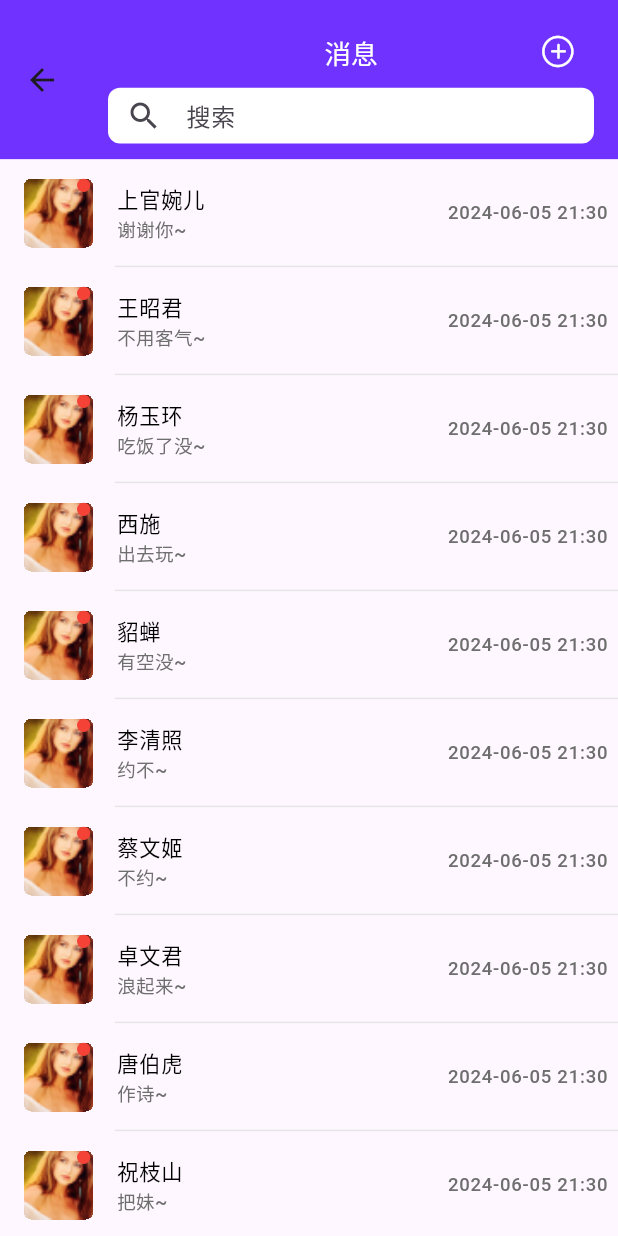
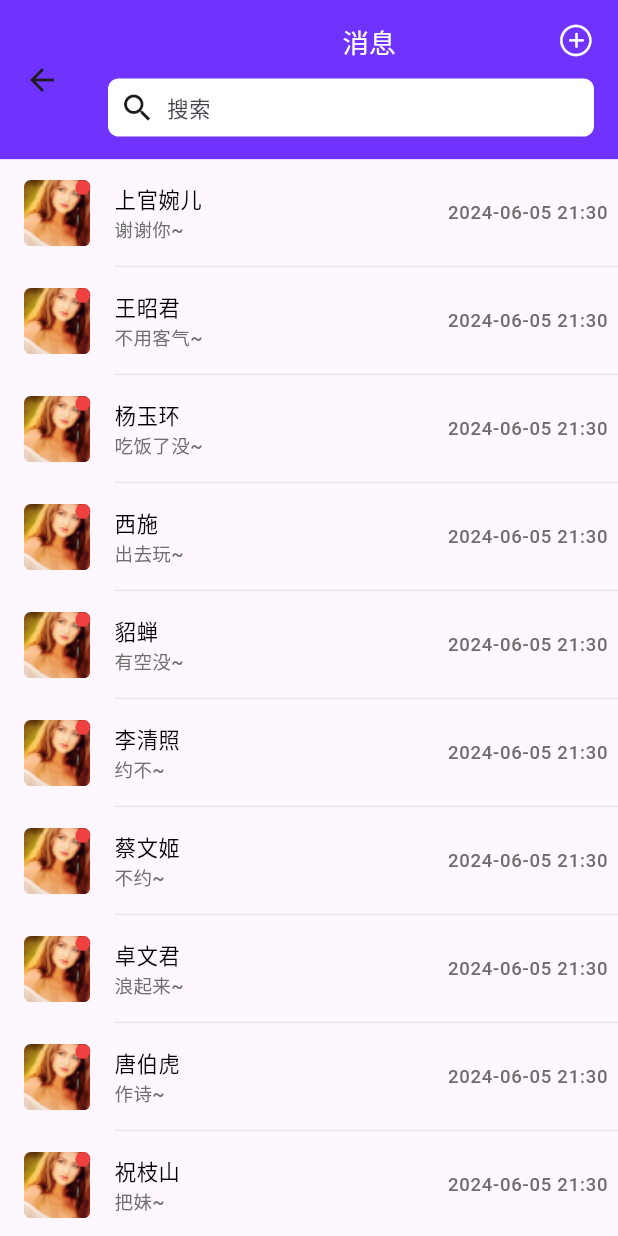
Before and after one commit to Leo0001643/rescue_station, a Flutter app: the MessagePage screen opened by its route, on a phone screen of 412 x 824 dp. Run offline on Flutter 3.47's test engine with Material 3 defaults, Android fonts, the phone set to English and light mode, and no system bars; drawn by our look-alikes of easy_refresh, flutter_slidable, getwidget; our stand-ins replace dio, flutter_easyloading, flutter_screenutil, flutter_swiper_view, gap, get and 1 more; missing offline and left inert: common_utils; network calls fail.

Commit message:
处理消息列表和通讯录页面UI 新增chat ui

```diff
--- a/lib/app/modules/message_module/message_page.dart
+++ b/lib/app/modules/message_module/message_page.dart
@@ -1,7 +1,11 @@
 import 'package:flutter/material.dart';
+import 'package:flutter_screenutil/flutter_screenutil.dart';
 import 'package:flutter_slidable/flutter_slidable.dart';
 import 'package:easy_refresh/easy_refresh.dart';
 import 'package:gap/gap.dart';
+import 'package:getwidget/getwidget.dart';
+import 'package:rescue_station/app/utils/dialog_utils.dart';
+import 'package:rescue_station/app/utils/widget_utils.dart';
 import '../../routes/app_pages.dart';
 import '../../theme/app_text_theme.dart';
 import '../../theme/app_colors_theme.dart';
@@ -16,7 +20,12 @@ class MessagePage extends GetView<MessageController> {
   @override
   Widget build(BuildContext context) {
     return Scaffold(
-        appBar: _appBar(context),
+        appBar: WidgetUtils.buildSearchAppBar(context,"消息",
+          InkWell(
+            onTap: ()=> showPopWindow(context),
+            child: const Icon(IconFont.ADD,color: Colors.white),
+          ),
+        ),
         body: EasyRefresh.builder(
           header: const MaterialHeader(
             clamping: true,
@@ -40,83 +49,6 @@ class MessagePage extends GetView<MessageController> {
     );
   }
 
-  PreferredSizeWidget _appBar(BuildContext context){
-    return AppBar(
-        toolbarHeight: AppLayout.heigth(120),
-        backgroundColor: const Color.fromRGBO(112, 50, 255, 1),
-        title: SizedBox(
-          child:Column(
-            children: [
-              Row(
-                  mainAxisAlignment: MainAxisAlignment.spaceBetween,
-                  children: [
-                    Expanded(child: Center(
-                        child: Padding(
-                            padding: EdgeInsets.only(left: AppLayout.width(50)),
-                            child: Text("消息", style: TextStyle(color: Colors.white, fontSize: AppLayout.fontSize(20),fontWeight: FontWeight.w500))
-                        ))),
-                    IconButton(
-                      onPressed: (){
-                        showMenu(
-                            context: context,
-                            color: AppStyles.lightGrey,
-                            position: RelativeRect.fromLTRB(AppLayout.width(600), AppLayout.heigth(108), 0, 0),
-                            items:<PopupMenuEntry> [
-                              PopupMenuItem(
-                                  child: Row(
-                                    mainAxisAlignment: MainAxisAlignment.spaceAround,
-                                    children: [
-                                      const Icon(IconFont.MESSAGE, color: Colors.white),
-                                      Gap(AppLayout.width(6)),
-                                      Text("发起群聊", style: AppTextTheme.headLineStyle0.copyWith(color: Colors.white))
-                                    ],
-                                ),
-                                onTap: ()=> Get.toNamed(Routes.CREATE_GROUP),
-                              ),
-                              const PopupMenuDivider(),
-                              PopupMenuItem(
-                                child: Row(
-                                  mainAxisAlignment: MainAxisAlignment.spaceAround,
-                                  children: [
-                                    const Icon(IconFont.ADD, color: Colors.white),
-                                    Gap(AppLayout.width(6)),
-                                    Text("添加朋友", style: AppTextTheme.headLineStyle0.copyWith(color: Colors.white))
-                                  ],
-                                ),
-                                onTap: ()=> Get.toNamed(Routes.ADD_FRIEND),
-                              ),
-                            ]
-                        );
-                      },
-                      icon: const Icon(IconFont.ADD,color: Colors.white)),
-                  ]
-              ),
-              ConstrainedBox(
-                constraints: BoxConstraints(
-                    maxHeight: AppLayout.heigth(42),
-                    maxWidth: double.infinity
-                ),
-                child: TextField(
-                  textAlign: TextAlign.start,
-                  // keyboardType: TextInputType.number,
-                  decoration: InputDecoration(
-                    contentPadding: EdgeInsets.all(AppLayout.heigth(0)),
-                    prefixIcon: const Icon(Icons.search,),
-                    hintText: '搜索',
-                    border: OutlineInputBorder(
-                      borderRadius: BorderRadius.circular(8.0),
-                      borderSide: BorderSide.none,
-                    ),
-                    filled: true,
-                    fillColor: Colors.white,
-                  ),
-                ),
-              )
-            ],
-          ),
-        )
-    );
-  }
 
   Widget _message(ScrollPhysics physics){
     return Column(
@@ -156,27 +88,21 @@ class MessagePage extends GetView<MessageController> {
                   ],
                 ),
                 child: ListTile(
-                  leading: Stack(
-                    children: [
-                      // CircleAvatar(
-                      //   backgroundImage: AssetImage(controller.messages[index].avatar),
-                      // ),
-                      Container(
-                        clipBehavior: Clip.hardEdge,
-                        width: AppLayout.width(48),height: AppLayout.width(48),
-                        decoration: BoxDecoration(borderRadius: BorderRadius.circular(AppLayout.width(5))),
-                        child: Image.asset(controller.messages[index].avatar, fit: BoxFit.cover),
+                  onTap: (){
+                    Get.toNamed(Routes.CHAT_BY_FRIEND);
+                  },
+                  leading: GFAvatar(
+                    backgroundImage: AssetImage(controller.messages[index].avatar,),
+                    shape: GFAvatarShape.standard,
+                    borderRadius: BorderRadius.circular(5.r),
+                    radius: 25.r,
+                    child: Align(
+                      alignment: Alignment.topRight,
+                      child: GFBadge(
+                        size: 20.r,
+                        shape: GFBadgeShape.circle,
                       ),
-                      Positioned(
-                        left: AppLayout.heigth(38),
-                        top: AppLayout.heigth(0),
-                        right: AppLayout.heigth(0),
-                        child: CircleAvatar(
-                          radius: AppLayout.heigth(5),
-                          backgroundColor: Colors.red,
-                        ),
-                      ),
-                    ],
+                    ),
                   ),
                   title: Text(controller.messages[index].name,style: AppTextTheme.headLineStyle1,),
                   subtitle: Text(controller.messages[index].preview, style: AppTextTheme.headLineStyle0,),
@@ -193,5 +119,40 @@ class MessagePage extends GetView<MessageController> {
     );
   }
 
-  void doNothing(BuildContext context) {}
+  void doNothing(BuildContext context) {
+
+  }
+
+  void showPopWindow(BuildContext context) {
+    DialogUtils.showPopMenu(context,
+        [
+          PopupMenuItem(
+            child: Row(
+              mainAxisAlignment: MainAxisAlignment.spaceAround,
+              children: [
+                const Icon(IconFont.MESSAGE, color: Colors.white),
+                Gap(AppLayout.width(6)),
+                Text("发起群聊", style: AppTextTheme.headLineStyle0.copyWith(color: Colors.white))
+              ],
+            ),
+            onTap: ()=> Get.toNamed(Routes.CREATE_GROUP),
+          ),
+          const PopupMenuDivider(),
+          PopupMenuItem(
+            child: Row(
+              mainAxisAlignment: MainAxisAlignment.spaceAround,
+              children: [
+                const Icon(IconFont.ADD, color: Colors.white),
+                Gap(AppLayout.width(6)),
+                Text("添加朋友", style: AppTextTheme.headLineStyle0.copyWith(color: Colors.white))
+              ],
+            ),
+            onTap: ()=> Get.toNamed(Routes.ADD_FRIEND),
+          ),
+        ]);
+  }
+
+
+
+
 }
--- a/lib/app/routes/app_pages.dart
+++ b/lib/app/routes/app_pages.dart
@@ -1,3 +1,4 @@
+
 import '../../app/modules/register_module/register_page.dart';
 import '../../app/modules/register_module/register_bindings.dart';
 import '../../app/modules/login_module/login_page.dart';
@@ -95,5 +96,10 @@ abstract class AppPages {
       page: () => RegisterPage(),
       binding: RegisterBinding(),
     ),
+    GetPage(
+      name: Routes.REGISTER,
+      page: () => RegisterPage(),
+      binding: RegisterBinding(),
+    ),
   ];
 }
--- a/lib/app/routes/app_routes.dart
+++ b/lib/app/routes/app_routes.dart
@@ -17,4 +17,10 @@ abstract class Routes {
   static const ADD_FRIEND = '/add_friend'; // AddFriend page
   static const LOGIN = '/login'; // login page
   static const REGISTER = '/register'; // register page
+  static const CHAT_BY_FRIEND = '/chat_by_friend'; // friend chat page
+  static const CHAT_BY_GROUP = '/chat_by_group'; // group chat page
+
+
+
+
 }
--- a/lib/app/theme/app_colors.dart
+++ b/lib/app/theme/app_colors.dart
@@ -4,3 +4,11 @@ import 'package:flutter/material.dart';
  * */
 
 final Color exampleColor = Colors.white;
+
+final color_333 = Color(0xff333333);
+
+final color_65d = Color(0xff65DA1E);
+
+final color_d2d = Color(0xffD2D2D2);
+
+final color_703 = Color(0xff7032ff);
--- /dev/null
+++ b/lib/app/utils/widget_utils.dart
@@ -0,0 +1,118 @@
+
+import 'package:common_utils/common_utils.dart';
+import 'package:flutter/material.dart';
+import 'package:flutter_screenutil/flutter_screenutil.dart';
+import 'package:gap/gap.dart';
+import 'package:rescue_station/app/theme/app_colors.dart';
+import 'package:rescue_station/app/theme/app_colors_theme.dart';
+import 'package:rescue_station/app/theme/app_text_theme.dart';
+import 'package:rescue_station/app/utils/AppLayout.dart';
+import 'package:rescue_station/app/utils/Icon.dart';
+
+class WidgetUtils {
+
+  static AppBar buildAppBar(String title) {
+    return AppBar(
+      title: Text(title,style: TextStyle(fontSize: 16.sp,color: color_333),),
+      centerTitle: true,
+    );
+  }
+
+
+  static AppBar buildSearchAppBar(BuildContext context,String title,Widget rightIcon){
+    return AppBar(
+      toolbarHeight: AppLayout.heigth(120),
+      backgroundColor: color_703,
+      title: Column(
+        children: [
+          Row(
+              mainAxisAlignment: MainAxisAlignment.spaceBetween,
+              children: [
+                Expanded(child: Center(
+                    child: Padding(
+                        padding: EdgeInsets.only(left: AppLayout.width(50)),
+                        child: Text(title, style: TextStyle(color: Colors.white, fontSize: AppLayout.fontSize(20),fontWeight: FontWeight.w500))
+                    ))),
+                rightIcon,
+              ]
+          ),
+          SizedBox(height: 15.h,),
+          Container(
+            decoration: BoxDecoration(
+              color: Colors.white,
+              borderRadius: BorderRadius.circular(8.r),
+            ),
+            // margin: EdgeInsets.symmetric(horizontal: 10.w),
+            child: Row(
+              children: [
+                SizedBox(width: 8.w,),
+                Icon(Icons.search,),
+                Expanded(
+                  child: TextField(
+                    // keyboardType: TextInputType.number,
+                    style: TextStyle(fontSize: 16.sp),
+                    decoration: InputDecoration(
+                      contentPadding: EdgeInsets.symmetric(horizontal: 8.w,vertical: 10.h),
+                      isCollapsed: true,
+                      hintText: "搜索",
+                      border: InputBorder.none,
+                      errorBorder: InputBorder.none,
+                      focusedBorder: InputBorder.none,
+                      focusedErrorBorder: InputBorder.none,
+                      enabledBorder: InputBorder.none,
+                      disabledBorder: InputBorder.none,
+                    ),
+                  ),
+                ),
+              ],
+            ),
+          ),
+        ],
+      ),
+    );
+  }
+
+
+
+  static Widget buildElevatedButton(String text, double width, double height,
+      {Color? bg,
+        Color textColor = Colors.white,
+        double textSize = 14,
+        TextAlign? textAlign,
+        VoidCallback? onPressed}) {
+    return ElevatedButton(
+      onPressed: onPressed,
+      style: ElevatedButton.styleFrom(
+        shape: RoundedRectangleBorder(
+          borderRadius: BorderRadius.circular(10.r),
+        ),
+        backgroundColor: bg,
+        minimumSize: Size(width, height),
+        maximumSize: Size(width, height),
+        padding: EdgeInsets.zero,
+      ),
+      child: Text(
+        text,
+        textAlign: textAlign,
+        style: TextStyle(
+            fontSize: textSize.sp,
+            color: textColor,
+            fontWeight: FontWeight.w700),
+      ),
+    );
+  }
+
+
+
+
+
+}
+
+
+extension StringExtension on String? {
+  ///防止字段为空报错
+  String em({String aft = ""}){
+    return ObjectUtil.isEmpty(this) ? aft : this!;
+  }
+
+}
--- a/lib/main.dart
+++ b/lib/main.dart
@@ -4,12 +4,15 @@ import 'package:get/get.dart';
 import 'app/routes/app_pages.dart';
 import 'app/utils/navigator_observer.dart';
 import 'package:flutter_screenutil/flutter_screenutil.dart';
+import 'package:intl/date_symbol_data_local.dart';
 
 void main() {
   //配置透明的状态栏
   SystemUiOverlayStyle systemUiOverlayStyle = const SystemUiOverlayStyle(statusBarColor: Colors.transparent);
   SystemChrome.setSystemUIOverlayStyle(systemUiOverlayStyle);
   final CustomNavigatorObserver navigatorObserver = CustomNavigatorObserver();
+  ///初始化国际日期格式
+  initializeDateFormatting().then((_){
     runApp(
         ScreenUtilInit(
             designSize: const Size(430, 932),   //设计稿的宽度和高度px
@@ -27,4 +30,6 @@ void main() {
               );
             })
     );
+  });
+
 }
--- a/pubspec.yaml
+++ b/pubspec.yaml
@@ -34,6 +34,11 @@ dependencies:
   #跨域代理组建
   shelf_proxy: ^1.0.1
   flutter_easyloading: ^3.0.5
+  #聊天组件
+  flutter_chat_ui: ^1.6.14
+  flutter_chat_types: ^3.6.2
+  bubble: ^1.2.1
+  getwidget: ^4.0.0
 
 
 dependency_overrides:
```
Also changed, not shown: lib/app/modules/contacts_module/contacts_page.dart (+28 -55 lines), lib/app/utils/dialog_utils.dart (added, +76 -0 lines), pubspec.lock, 1 other file. Lines whose indentation alone changed are shown as unchanged.
